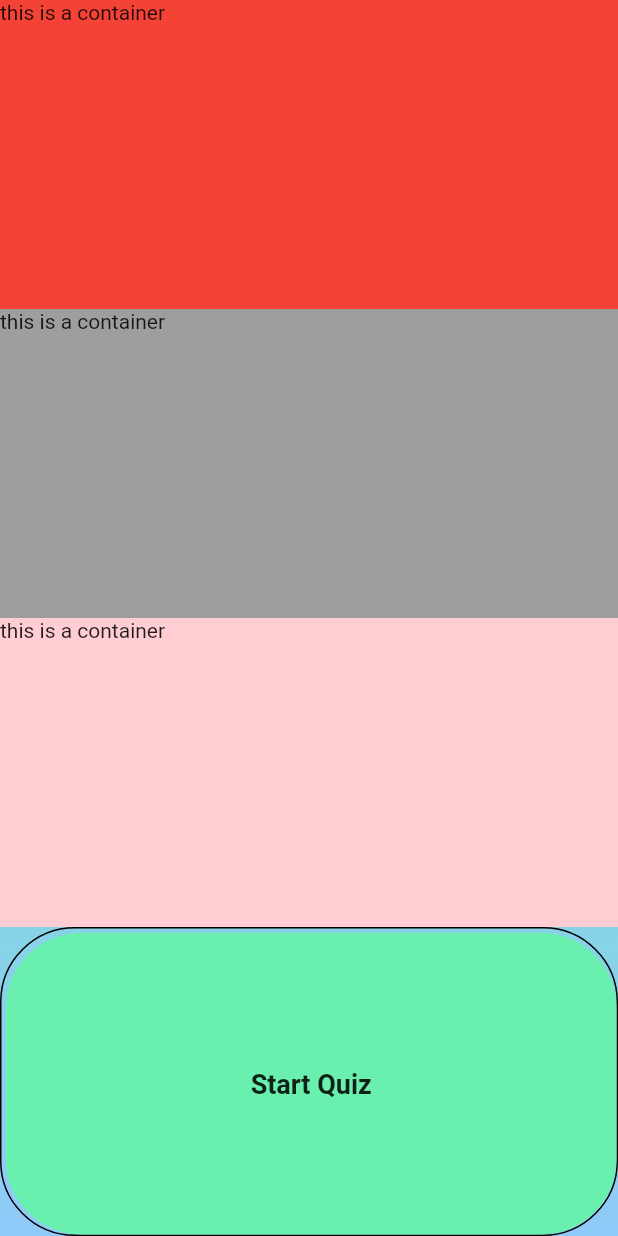
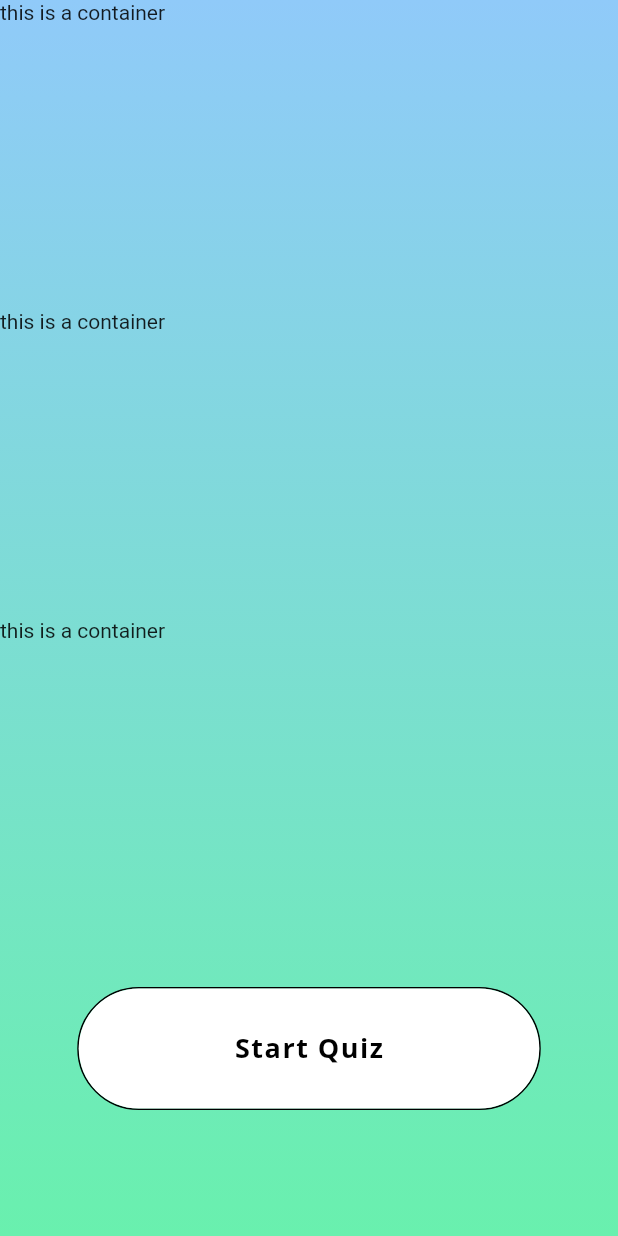
Before and after one commit to saurabhgrewal718/Quiz-app-, a Flutter app: the Startquiz screen opened by its route, on a phone screen of 412 x 824 dp. Run offline on Flutter 3.47's test engine with Material 2 defaults, Android fonts, the light colour scheme and no system bars; our stand-ins replace google_fonts; network calls fail.

Commit message:
the startquiz layouts are progressed and the quiz page is added

```diff
--- a/quizapp/lib/main.dart
+++ b/quizapp/lib/main.dart
@@ -1,4 +1,5 @@
 import 'package:flutter/material.dart';
+import 'package:quizapp/src/pages/quiz/quiz.dart';
 import 'package:quizapp/src/pages/quiz/startquiz.dart';
 import './src/pages/recomended_page.dart';
 import './src/pages/scores/score.dart';
@@ -22,7 +23,8 @@ class MyApp extends StatelessWidget {
         GamePage.routeName : (ctx) => GamePage(),
         RecomendedPage.routeName : (ctx) => RecomendedPage(),
         ScorePage.routeName : (ctx) => ScorePage(),
-        Startquiz.routeName : (ctx) => Startquiz()
+        Startquiz.routeName : (ctx) => Startquiz(),
+        Quiz.routeName : (ctx) => Quiz(),
       },
     );
   }
--- a/quizapp/lib/src/pages/quiz/startquiz.dart
+++ b/quizapp/lib/src/pages/quiz/startquiz.dart
@@ -1,7 +1,9 @@
 import 'package:flutter/material.dart';
+import 'package:google_fonts/google_fonts.dart';
+import 'package:quizapp/src/pages/quiz/quiz.dart';
 
 class Startquiz extends StatefulWidget {
-  static const routeName = "./startquiz";
+  static const routeName = "/startquiz";
   @override
   _StartquizState createState() => _StartquizState();
 }
@@ -15,32 +17,31 @@ class _StartquizState extends State<Startquiz> {
             gradient: LinearGradient(
                 begin: Alignment.topCenter,
                 end: Alignment.bottomCenter,
-                colors: [Colors.greenAccent,
-                Colors.blue[200]])),
+                colors: [Colors.blue[200],Colors.greenAccent])),
           child: Column(
             children: [
               Container(
                 width: double.infinity,
                 height: MediaQuery.of(context).size.height*0.25,
-                color: Colors.red,
+
                 child:Text("this is a container")
               ),
               Container(
                 width: double.infinity,
                 height: MediaQuery.of(context).size.height*0.25,
-                color: Colors.grey,
+
                 child:Text("this is a container")
               ),
               Container(
                 width: double.infinity,
                 height: MediaQuery.of(context).size.height*0.25,
-                color: Colors.red[100],
+
                 child:Text("this is a container")
               ),
+              SizedBox(height: 20,),
               Container(
-                 width: double.infinity,
-                height: MediaQuery.of(context).size.height*0.25,
-                padding: EdgeInsets.only(top: 3, left: 3),
+                margin: EdgeInsets.all(20),
+                width: MediaQuery.of(context).size.width * 0.75,
                 decoration: BoxDecoration(
                   borderRadius: BorderRadius.circular(50),
                   border: Border(
@@ -52,21 +53,26 @@ class _StartquizState extends State<Startquiz> {
                 ),
                 child: MaterialButton(
                   minWidth: double.infinity,
-                  height: 60,
+                  height: 80,
                   onPressed: () {
-
+                     Navigator.of(context).pushReplacementNamed(Quiz.routeName);
                   },
-                  color: Colors.greenAccent,
+                  color: Colors.white,
                   elevation: 0,
                   shape: RoundedRectangleBorder(
                     borderRadius: BorderRadius.circular(50)
                   ),
-                  child: Text("Start Quiz", style: TextStyle(
-                    fontWeight: FontWeight.w600,
-                    fontSize: 18
-                  ),),
+                  child: Text("Start Quiz" ,
+                  style: GoogleFonts.openSans(
+                    textStyle: TextStyle(
+                        color: Colors.black,
+                        fontSize: 18,
+                        letterSpacing: 1,
+                        fontWeight: FontWeight.bold)),
+                  ),
                 ),
                 )
+
             ],
           ),
       ),
--- a/quizapp/pubspec.yaml
+++ b/quizapp/pubspec.yaml
@@ -12,6 +12,7 @@ environment:
 dependencies:
   flutter:
     sdk: flutter
+  google_fonts: ^1.1.0
 
 
   # The following adds the Cupertino Icons font to your application.
```
Also changed, not shown: quizapp/lib/src/pages/quiz/quiz.dart (added, +20 -0 lines), quizapp/pubspec.lock.
